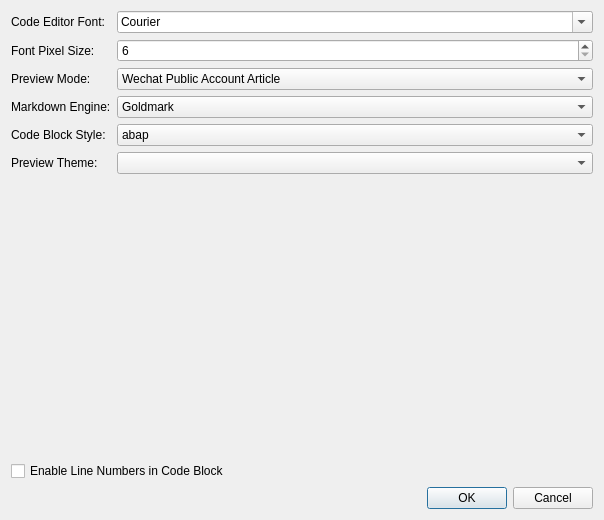
The window that client/preferencedialog.ui (missdeer/KarenMeu) describes before a commit, drawn with Qt 5.
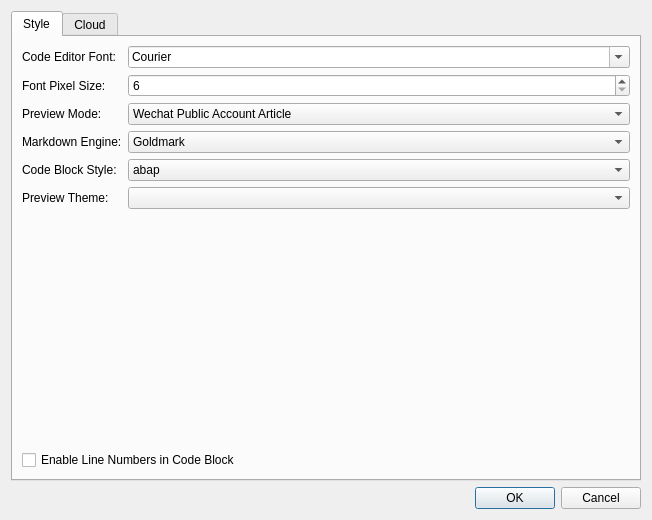
The same window after the commit. The open tabs and pages were chosen to show the change.

Commit message: tab preference dialog

Patch:
```diff
--- a/client/preferencedialog.ui
+++ b/client/preferencedialog.ui
@@ -6,7 +6,7 @@
    <rect>
     <x>0</x>
     <y>0</y>
-    <width>604</width>
+    <width>652</width>
     <height>520</height>
    </rect>
   </property>
@@ -19,7 +19,17 @@
   <property name="windowTitle">
    <string>Preference</string>
   </property>
-  <layout class="QVBoxLayout" name="verticalLayout" stretch="0,1,0,0">
+  <layout class="QVBoxLayout" name="verticalLayout_2">
+   <item>
+    <widget class="QTabWidget" name="tabWidget">
+     <property name="currentIndex">
+      <number>1</number>
+     </property>
+     <widget class="QWidget" name="tabStyle">
+      <attribute name="title">
+       <string>Style</string>
+      </attribute>
+      <layout class="QVBoxLayout" name="verticalLayout">
    <item>
     <layout class="QFormLayout" name="formLayout">
      <property name="fieldGrowthPolicy">
@@ -314,6 +324,15 @@
      <property name="text">
       <string>Enable Line Numbers in Code Block</string>
      </property>
+        </widget>
+       </item>
+      </layout>
+     </widget>
+     <widget class="QWidget" name="tabCloud">
+      <attribute name="title">
+       <string>Cloud</string>
+      </attribute>
+     </widget>
     </widget>
    </item>
    <item>
```
Lines whose indentation alone changed are shown as unchanged. The commit also changes 2 other files.
